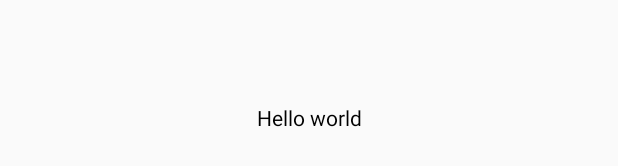
After one commit to abhik-setia/pillapp, an Android app: the layout fragment_menu.xml on its own in the app's theme, with its tools: preview values and no code run, on a phone screen of 412 x 824 dp. The commit adds this screen. Shown: the part 500-666 px from the top of the screen. Run offline under Robolectric (Android 15) with nearby library versions, the phone set to English and light mode, and no system bars.

Commit message:
nav view

```diff
--- a/app/src/main/res/layout/activity_main.xml
+++ b/app/src/main/res/layout/activity_main.xml
@@ -3,14 +3,14 @@
     xmlns:android="http://schemas.android.com/apk/res/android"
     xmlns:app="http://schemas.android.com/apk/res-auto"
     xmlns:tools="http://schemas.android.com/tools"
-    android:id="@+id/container"
+
     android:layout_width="match_parent"
     android:layout_height="match_parent"
     android:orientation="vertical"
     tools:context="com.example.dell.pill_app.MainActivity">
 
     <FrameLayout
-        android:id="@+id/content"
+        android:id="@+id/container"
         android:layout_width="match_parent"
         android:layout_height="0dp"
         android:layout_weight="1">
--- /dev/null
+++ b/app/src/main/res/layout/fragment_menu.xml
@@ -0,0 +1,18 @@
+<?xml version="1.0" encoding="utf-8"?>
+<RelativeLayout xmlns:android="http://schemas.android.com/apk/res/android"
+                xmlns:tools="http://schemas.android.com/tools"
+                android:id="@+id/fragment_content"
+                android:layout_width="match_parent"
+                android:layout_height="match_parent">
+
+    <TextView
+        android:id="@+id/message"
+        android:layout_width="match_parent"
+        android:layout_height="wrap_content"
+        android:layout_centerInParent="true"
+        android:text="Hello world"
+        android:textColor="@android:color/black"
+        android:gravity="center"
+    />
+
+</RelativeLayout>
--- a/app/src/main/res/values/colors.xml
+++ b/app/src/main/res/values/colors.xml
@@ -3,4 +3,8 @@
     <color name="colorPrimary">#3F51B5</color>
     <color name="colorPrimaryDark">#303F9F</color>
     <color name="colorAccent">#FF4081</color>
+    <color name="colorHome">#235bcf</color>
+    <color name="colordash">#232fff</color>
+    <color name="colornoti">#FFF456</color>
+
 </resources>
--- a/app/src/main/res/values/strings.xml
+++ b/app/src/main/res/values/strings.xml
@@ -3,4 +3,6 @@
     <string name="title_home">Home</string>
     <string name="title_dashboard">Dashboard</string>
     <string name="title_notifications">Notifications</string>
+
+
 </resources>
```
Also changed, not shown: app/src/main/java/com/example/dell/pill_app/MainActivity.java (+63 -14 lines), app/src/main/java/com/example/dell/pill_app/MenuFragment.java (added, +71 -0 lines).
